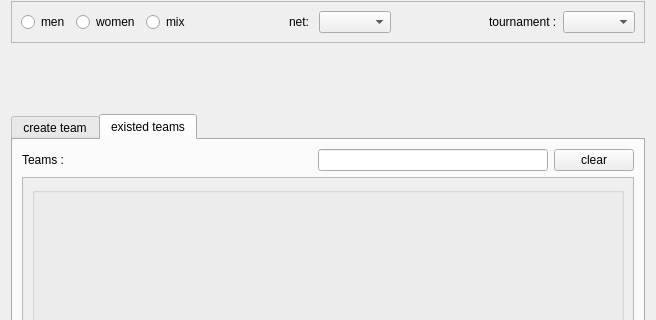
Old version of the form BVB_Manager/tournamentcreator.ui in the repository Sautenko-Andrey/BVB_Manager; both pictures show x 0 to 656 and y 133 to 453 of the 656 by 768 pixel window.
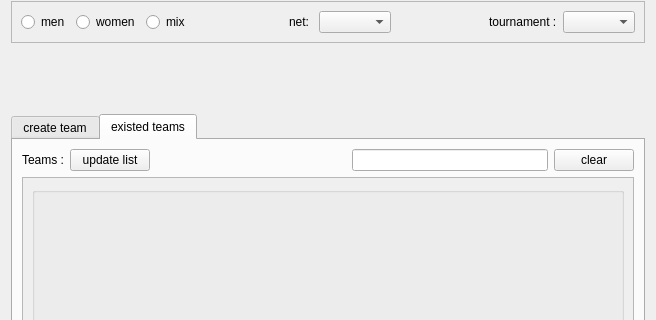
New version of the form. Icons and pictures are not drawn.

Diff of the .ui file:
```diff
--- a/BVB_Manager/tournamentcreator.ui
+++ b/BVB_Manager/tournamentcreator.ui
@@ -272,6 +272,13 @@
                </property>
               </widget>
              </item>
+             <item>
+              <widget class="QPushButton" name="updateListButton">
+               <property name="text">
+                <string>update list</string>
+               </property>
+              </widget>
+             </item>
              <item>
               <spacer name="horizontalSpacer_4">
                <property name="orientation">
@@ -279,7 +286,7 @@
                </property>
                <property name="sizeHint" stdset="0">
                 <size>
-                 <width>248</width>
+                 <width>118</width>
                  <height>20</height>
                 </size>
                </property>
```
